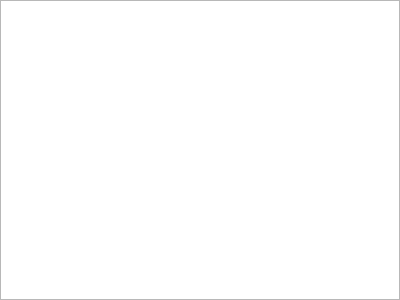
Before: the Qt Designer form src/presentation/chat/chatslistwgt.ui in N0vemberRain/wch-desktop, drawn with Qt 5.
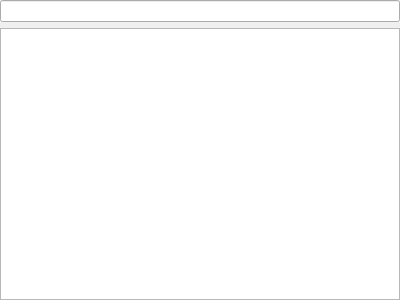
After: the same form once the commit is applied.

Commit message: feature/search: add proxy ChatsFilterModel for ChatsListModel so search chats

The edit to the form file:
```diff
--- a/src/presentation/chat/chatslistwgt.ui
+++ b/src/presentation/chat/chatslistwgt.ui
@@ -26,6 +26,9 @@
    <property name="bottomMargin">
     <number>0</number>
    </property>
+   <item>
+    <widget class="QLineEdit" name="searchLineEdit"/>
+   </item>
    <item>
     <widget class="QListView" name="listView"/>
    </item>
```
The commit also changes 7 other files.
